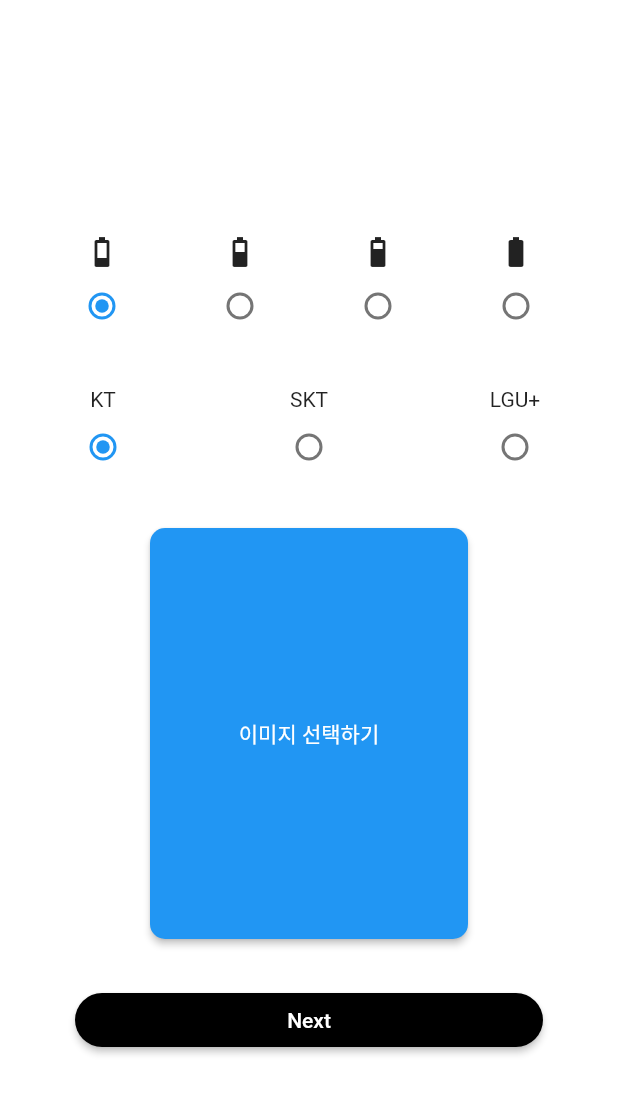
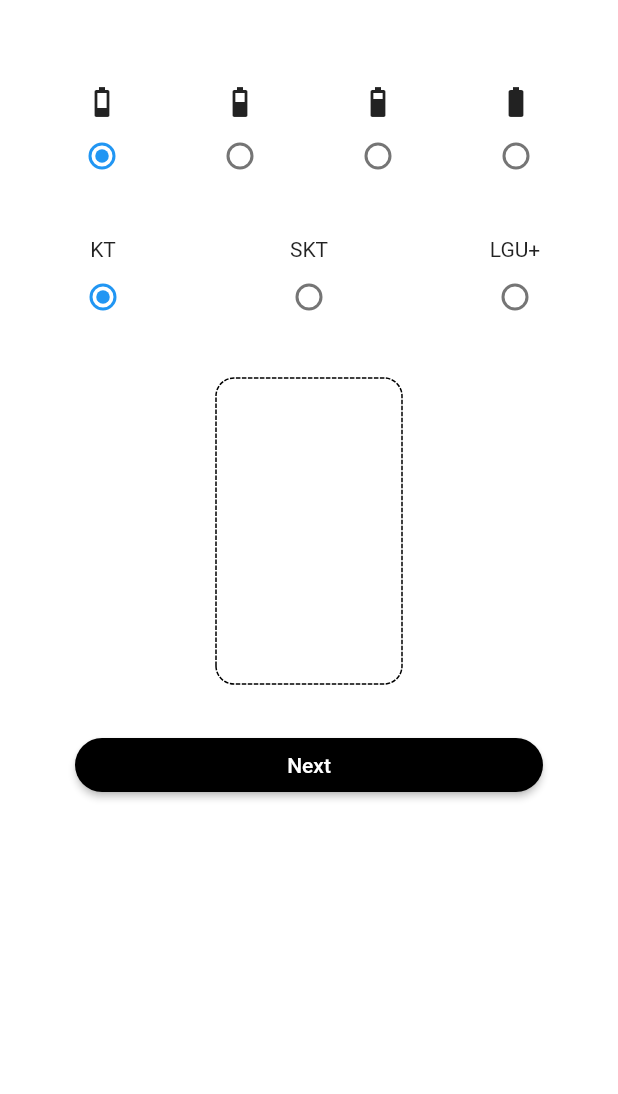
Before and after one commit to Yoochanhong/emptyPhoneProject, a Flutter app: the screen it shows after launch, on a phone screen of 412 x 824 dp. Shown: the top 1094 px of the screen. Run offline on Flutter 3.47's test engine with Material 2 defaults, Android fonts, the phone set to English and light mode, and no system bars; drawn by our look-alikes of dotted_border; our stand-ins replace image_picker, timer_builder.

Commit message:
이미지 미리보기 박스 생성

```diff
--- a/lib/screen/start_setting.dart
+++ b/lib/screen/start_setting.dart
@@ -4,6 +4,7 @@ import 'package:empty_phone_project/screen/main_screen.dart';
 import 'package:flutter/foundation.dart';
 import 'package:flutter/material.dart';
 import 'package:image_picker/image_picker.dart';
+import 'package:dotted_border/dotted_border.dart';
 
 class StartSettingScreen extends StatefulWidget {
   const StartSettingScreen({Key? key}) : super(key: key);
@@ -26,7 +27,6 @@ class _StartSettingScreenState extends State<StartSettingScreen> {
       backgroundColor: Colors.white,
       body: Column(
         children: [
-          const SizedBox(height: 100),
           Row(
             mainAxisAlignment: MainAxisAlignment.spaceEvenly,
             children: [
@@ -94,12 +94,10 @@ class _StartSettingScreenState extends State<StartSettingScreen> {
             ],
           ),
           const SizedBox(height: 30),
-          SizedBox(
-            width: MediaQuery.of(context).size.width - 200,
-            height: MediaQuery.of(context).size.height - 550,
-            child: ElevatedButton(
+          ElevatedButton(
             style: ElevatedButton.styleFrom(
-                backgroundColor: Colors.blue,
+              backgroundColor: Colors.transparent,
+              elevation: 0.0,
               shape: RoundedRectangleBorder(
                 borderRadius: BorderRadius.circular(10),
               ),
@@ -107,15 +105,25 @@ class _StartSettingScreenState extends State<StartSettingScreen> {
             onPressed: () {
               _getGalleryImage();
             },
+            child: DottedBorder(
+              borderType: BorderType.RRect,
+              radius: Radius.circular(12),
+              child: ClipRRect(
                 child: _pickedFile == null
-                  ? const Text('이미지 선택하기')
+                    ? SizedBox(
+                        height: 200,
+                        width: 120,
+                      )
                     : Container(
+                        width: MediaQuery.of(context).size.width - 200,
+                        height: MediaQuery.of(context).size.height - 500,
                         decoration: BoxDecoration(
                           image: DecorationImage(
                               image: FileImage(
                                 File(_pickedFile!.path),
                               ),
                               fit: BoxFit.cover),
+                        ),
                       ),
               ),
             ),
```
Lines whose indentation alone changed are shown as unchanged.
